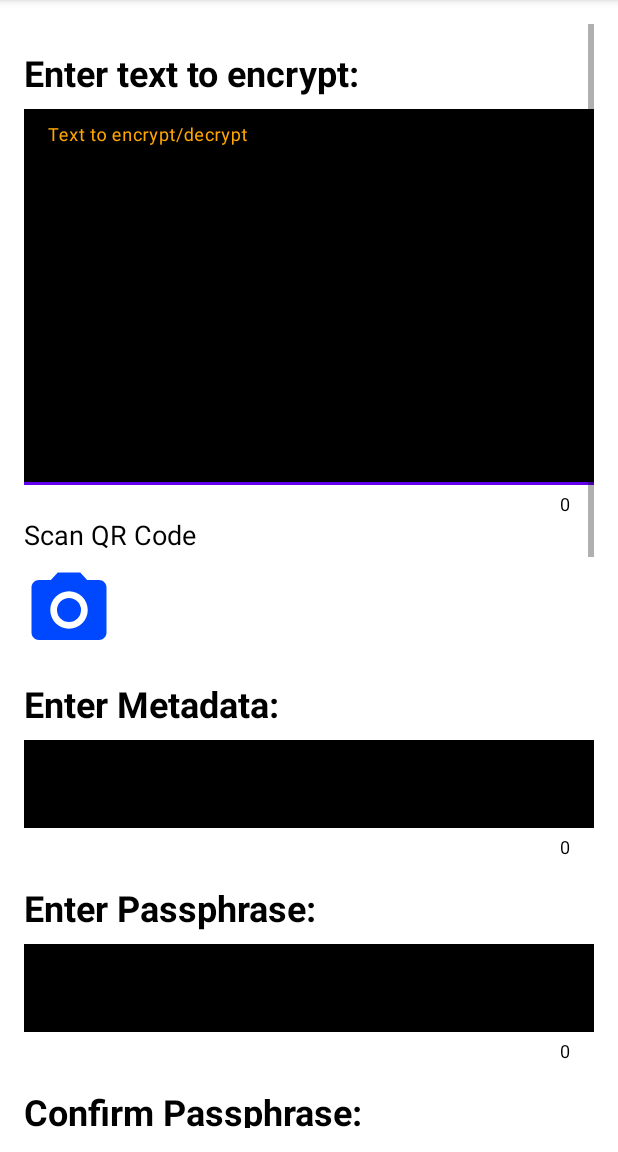
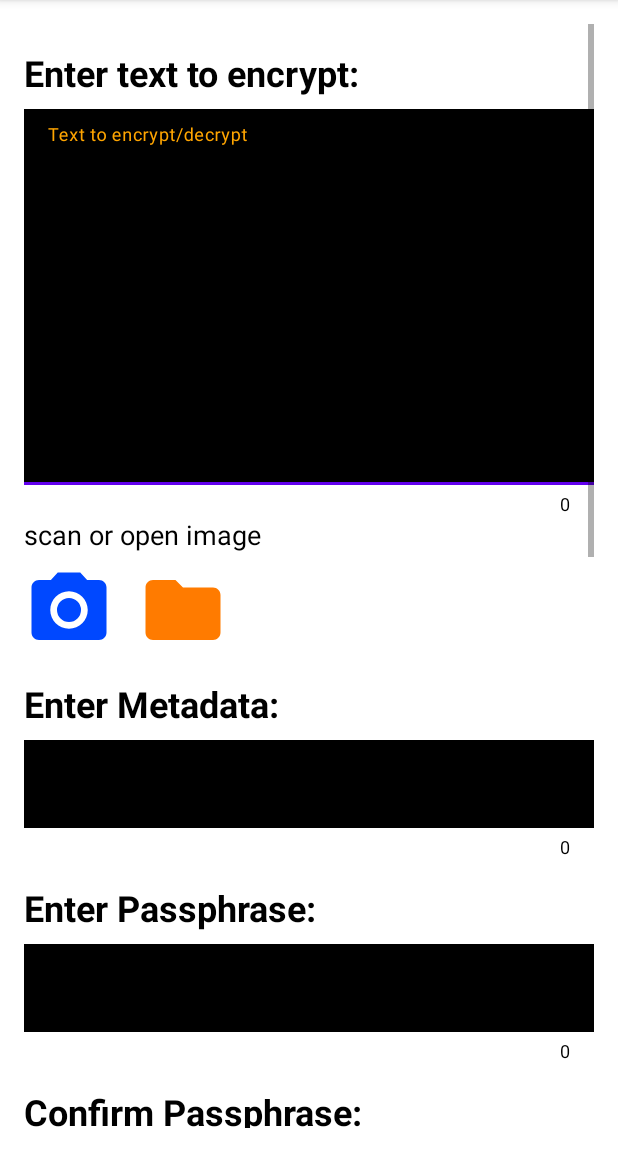
Before and after one commit to brightsgithub/encryption-app, an Android app: the EncryptActivity screen opened directly, with no data from a screen before it, on a phone screen of 412 x 824 dp, the part 84-1236 px from its top. Run offline under Robolectric (Android 15) with nearby library versions, the phone set to English and light mode, and no system bars; libraries missing offline, so code that uses them is left out: com.journeyapps.barcodescanner.

Commit message:
get qr from image implemented

```diff
--- a/app/build.gradle
+++ b/app/build.gradle
@@ -60,6 +60,4 @@ dependencies {
     // as a lib jar file, it still fails. Seems to be an issue with importing org.junit.jupiter:junit-jupiter-api:5.8.2
     // Junit 5. so using previous versions: io.mockk:mockk:1.12.2
     testImplementation "io.mockk:mockk:1.12.2"
-    androidTestImplementation 'androidx.test.ext:junit:1.1.5'
-    androidTestImplementation 'androidx.test.espresso:espresso-core:3.5.1'
 }
--- /dev/null
+++ b/app/src/main/res/drawable/baseline_folder_24.xml
@@ -0,0 +1,5 @@
+<vector android:height="24dp" android:tint="#FF7B00"
+    android:viewportHeight="24" android:viewportWidth="24"
+    android:width="24dp" xmlns:android="http://schemas.android.com/apk/res/android">
+    <path android:fillColor="@android:color/white" android:pathData="M10,4H4c-1.1,0 -1.99,0.9 -1.99,2L2,18c0,1.1 0.9,2 2,2h16c1.1,0 2,-0.9 2,-2V8c0,-1.1 -0.9,-2 -2,-2h-8l-2,-2z"/>
+</vector>
--- a/app/src/main/res/layout/activity_encrypt.xml
+++ b/app/src/main/res/layout/activity_encrypt.xml
@@ -54,19 +54,33 @@
 
             </com.google.android.material.textfield.TextInputLayout>
 
-
             <TextView
                 android:layout_width="wrap_content"
                 android:layout_height="wrap_content"
                 android:layout_marginBottom="8dp"
-                android:text="Scan QR Code"
+                android:text="scan or open image"
                 android:textColor="@color/black"
                 android:textSize="18sp" />
-            <ImageView
-                android:id="@+id/scanner"
-                android:layout_width="60dp"
-                android:layout_height="60dp"
-                android:src="@drawable/baseline_photo_camera_24" />
+
+            <LinearLayout
+                android:layout_width="wrap_content"
+                android:layout_height="wrap_content"
+                android:orientation="horizontal">
+
+                <ImageView
+                    android:id="@+id/scanner"
+                    android:layout_width="60dp"
+                    android:layout_height="60dp"
+                    android:src="@drawable/baseline_photo_camera_24" />
+
+                <ImageView
+                    android:id="@+id/openImage"
+                    android:layout_width="60dp"
+                    android:layout_height="60dp"
+                    android:layout_marginStart="16dp"
+                    android:gravity="right"
+                    android:src="@drawable/baseline_folder_24" />
+            </LinearLayout>
 
             <TextView
                 android:id="@+id/metadata_prompt"
```
Also changed, not shown: app/src/main/java/com/owusu/userdemo/EncryptActivity.kt (+69 -6 lines), app/src/main/java/com/owusu/userdemo/QRCodeDecoder.kt (added, +51 -0 lines).
